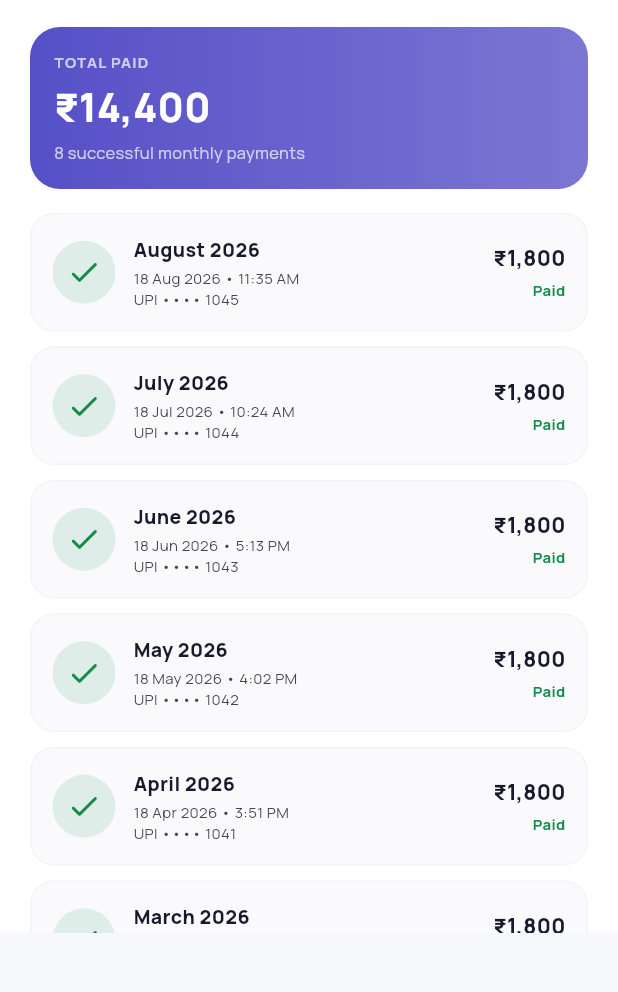
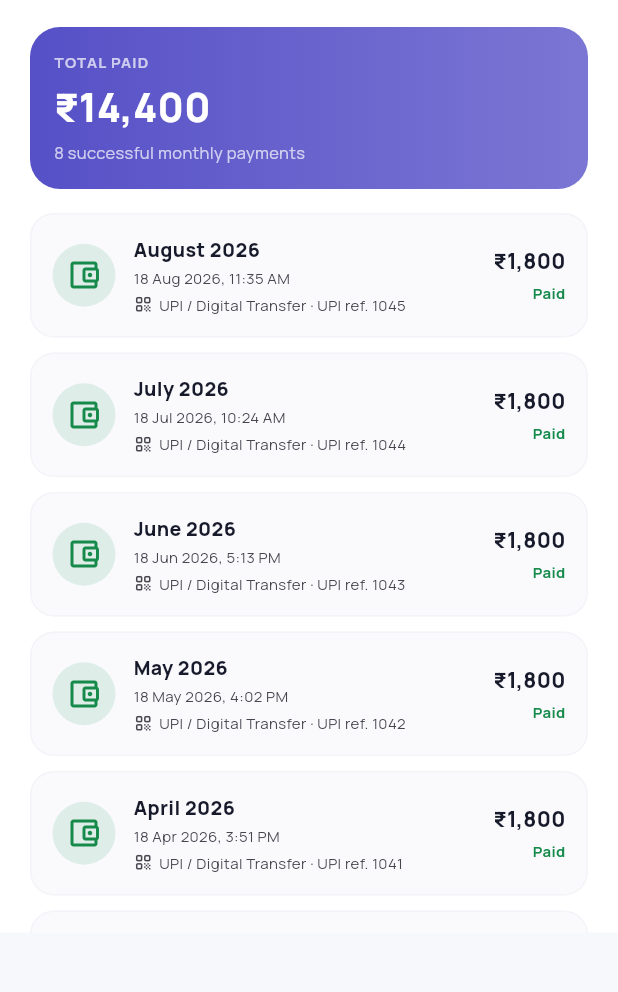
Before and after one commit to inditechit26-lang/Library_Management, a Flutter app: the PaymentHistorySheet widget shown alone on an empty page, opened directly with sample values from the repository, on a phone screen of 412 x 824 dp, the part 81-1073 px from its top. Run offline on Flutter 3.47's test engine with Material 3 defaults, Android fonts, the phone set to English and light mode, and no system bars; our stand-ins replace file_picker, flutter_riverpod, font_awesome_flutter, go_router, google_fonts, image_picker and 5 more; missing offline and left inert: excel; accounts and stored records are empty.

Commit message:
Show payment type in student history

```diff
--- a/lib/features/students/widgets/payment_history_sheet.dart
+++ b/lib/features/students/widgets/payment_history_sheet.dart
@@ -122,7 +122,10 @@ class PaymentHistorySheet extends StatelessWidget {
         ),
         amount: student.fee,
         status: status,
-        reference: 'UPI •••• ${1000 + student.id * 37 + month.month}',
+        mode: student.paymentMode,
+        reference: student.paymentMode == PaymentMode.cash
+            ? 'Cash collection'
+            : 'UPI ref. ${1000 + student.id * 37 + month.month}',
       ));
       month = DateTime(month.year, month.month + 1, month.day);
     }
@@ -134,12 +137,14 @@ class _PaymentRecord {
   final DateTime date;
   final double amount;
   final PaymentStatus status;
+  final PaymentMode mode;
   final String reference;
 
   const _PaymentRecord({
     required this.date,
     required this.amount,
     required this.status,
+    required this.mode,
     required this.reference,
   });
 }
@@ -153,6 +158,7 @@ class _PaymentHistoryTile extends StatelessWidget {
   Widget build(BuildContext context) {
     final colors = Theme.of(context).colorScheme;
     final isPaid = record.status == PaymentStatus.paid;
+    final isCash = record.mode == PaymentMode.cash;
     final statusColor = isPaid
         ? const Color(0xFF168A4B)
         : record.status == PaymentStatus.pending
@@ -181,7 +187,11 @@ class _PaymentHistoryTile extends StatelessWidget {
               shape: BoxShape.circle,
             ),
             child: Icon(
-              isPaid ? Icons.check_rounded : Icons.schedule_rounded,
+              isCash
+                  ? Icons.payments_outlined
+                  : isPaid
+                  ? Icons.account_balance_wallet_outlined
+                  : Icons.schedule_rounded,
               color: statusColor,
             ),
           ),
@@ -193,8 +203,27 @@ class _PaymentHistoryTile extends StatelessWidget {
                 Text(DateFormat('MMMM yyyy').format(record.date), style: const TextStyle(fontSize: 13, fontWeight: FontWeight.w800)),
                 const SizedBox(height: 3),
                 Text(
-                  '${DateFormat('dd MMM yyyy • h:mm a').format(record.date)}\n${record.reference}',
+                  DateFormat('dd MMM yyyy, h:mm a').format(record.date),
                   style: TextStyle(fontSize: 10, height: 1.4, color: colors.onSurfaceVariant),
+                ),
+                const SizedBox(height: 4),
+                Row(
+                  children: [
+                    Icon(
+                      isCash ? Icons.payments_outlined : Icons.qr_code_rounded,
+                      size: 13,
+                      color: colors.onSurfaceVariant,
+                    ),
+                    const SizedBox(width: 4),
+                    Expanded(
+                      child: Text(
+                        '${record.mode.fullLabel} · ${record.reference}',
+                        maxLines: 1,
+                        overflow: TextOverflow.ellipsis,
+                        style: TextStyle(fontSize: 10, color: colors.onSurfaceVariant),
+                      ),
+                    ),
+                  ],
                 ),
               ],
             ),
```
